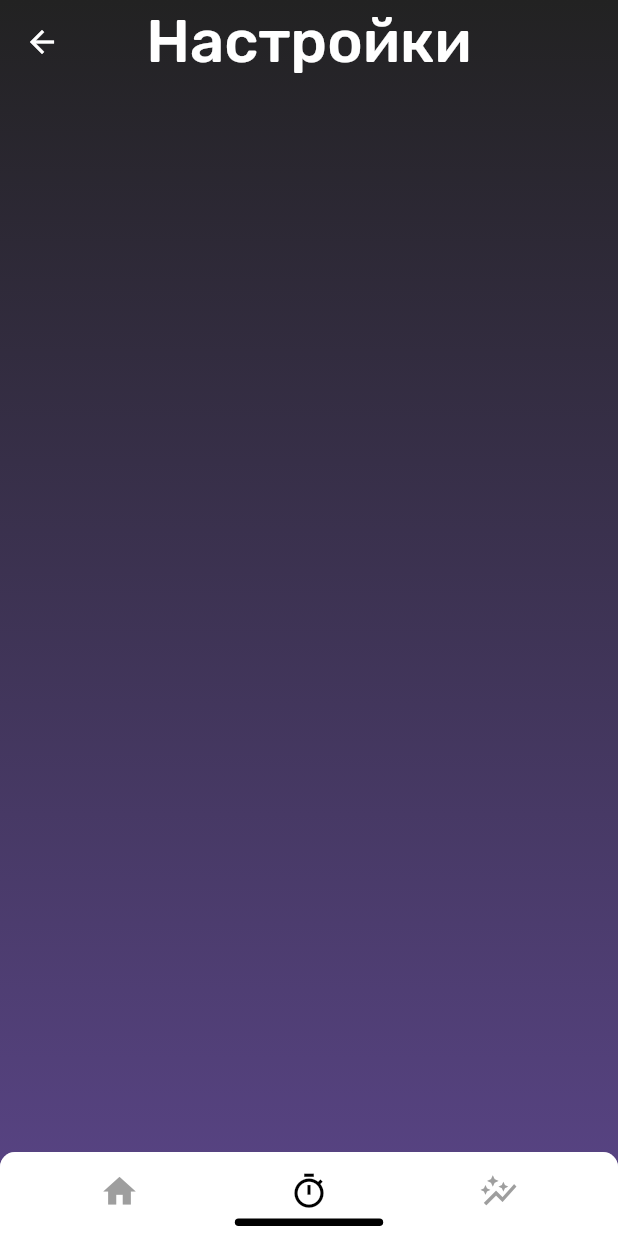
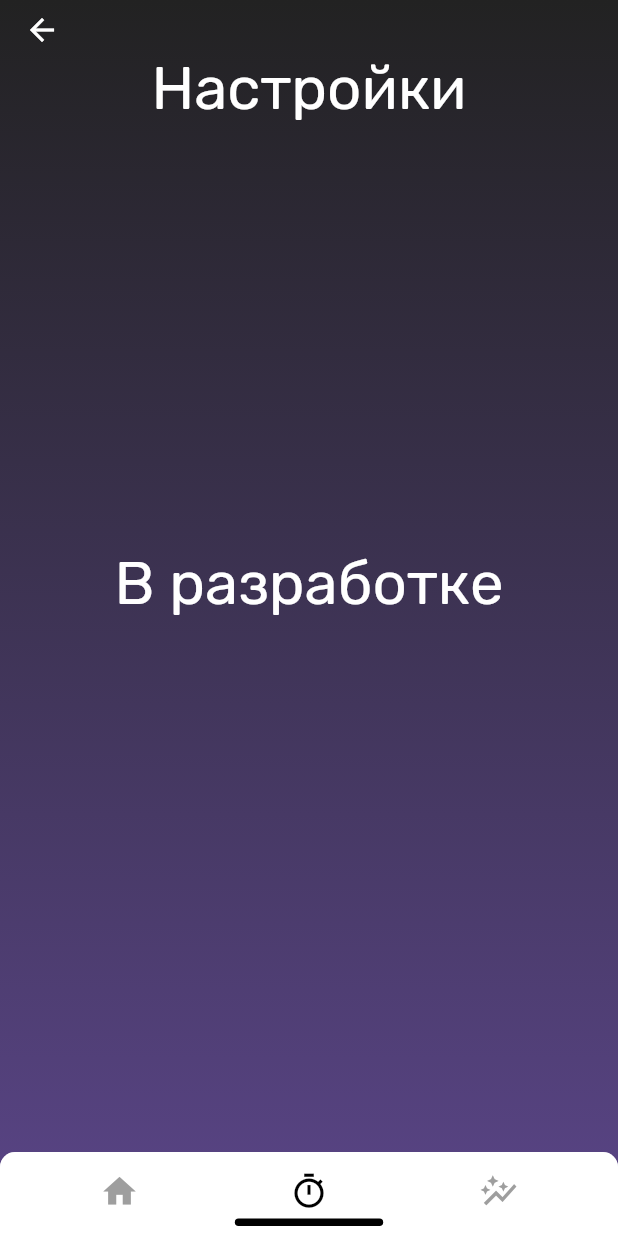
Before and after one commit to Ragnoir1/timer, a Flutter app: the screen it shows after launch, item 2 of the bottom bar chosen, after a tap on the "settings" icon, on a phone screen of 412 x 824 dp. Run offline on Flutter 3.47's test engine with Material 2 defaults, Android fonts, the phone set to English and light mode, and no system bars; our stand-ins replace connectivity_plus, dartx, get, hive, hive_flutter, internet_connection_checker; accounts and stored records are empty; project files that could hold a hidden picture were left out.

```diff
--- a/lib/app/data/data_job.dart
+++ b/lib/app/data/data_job.dart
@@ -2,6 +2,7 @@
 import 'dart:convert';
 
 import 'package:get/get.dart';
+
 import 'package:timer/app/modules/categories/controllers/cash_mixin.dart';
 
 class DataJob {
@@ -37,6 +38,22 @@ class DataJob {
         internet: map['internet'] != null ? map['internet'] as bool : null,
         type: (map["type"] as String?).toJobType());
   }
+
+  DataJob copyWith({
+    String? id,
+    String? label,
+    int? time,
+    bool? internet,
+    JobType? type,
+  }) {
+    return DataJob(
+      id: id ?? this.id,
+      label: label ?? this.label,
+      time: time ?? this.time,
+      internet: internet ?? this.internet,
+      type: type ?? this.type,
+    );
+  }
 }
 
 extension ASD on String? {
--- a/lib/app/modules/categories/controllers/categories_controller.dart
+++ b/lib/app/modules/categories/controllers/categories_controller.dart
@@ -77,7 +77,6 @@ class CategoriesController extends GetxController with CashMixin {
     listSport.value = getDataJob(JobType.sport);
     listHobby.value = getDataJob(JobType.hobby);
     listEducation.value = getDataJob(JobType.education);
-    print(getDataJob(JobType.job));
     Connectivity()
         .onConnectivityChanged
         .listen((ConnectivityResult result) async {
--- a/lib/app/modules/categories/views/categories_view.dart
+++ b/lib/app/modules/categories/views/categories_view.dart
@@ -25,7 +25,7 @@ class CategoriesView extends GetView<CategoriesController> {
   @override
   Widget build(BuildContext context) {
     return SpaceAround(
-      appBar: _appBar("Чему вы хотите\n уделить время?"),
+      appBar: _appBar(context, "Чему вы хотите\n уделить время?"),
       child: Wrap(
         alignment: WrapAlignment.center,
         crossAxisAlignment: WrapCrossAlignment.center,
@@ -75,9 +75,9 @@ class CategoriesView extends GetView<CategoriesController> {
   }
 }
 
-CustomAppBar _appBar(String text) {
+CustomAppBar _appBar(BuildContext context, String text) {
   return CustomAppBar(
-    size: 200,
+    size: MediaQuery.of(context).size.height * 0.2,
     title: Text(
       text,
       textAlign: TextAlign.center,
--- a/lib/app/modules/timer/views/settings_screen.dart
+++ b/lib/app/modules/timer/views/settings_screen.dart
@@ -6,16 +6,14 @@ buildSettings(context) {
     Builder(
       builder: (context) => Scaffold(
         extendBodyBehindAppBar: true,
-          appBar: CustomAppBar(
-            title: Text(
-              "Настройки",
-              style: TextStyle(
-                color: Colors.white,
-                fontSize: 40,
+        appBar: _appBar("Настройки", context),
+        body: SpaceAround(
+          child: Text(
+            "В разработке",
+            style: TextStyle(color: AppColors.textColor, fontSize: 40),
           ),
         ),
       ),
-          body: SpaceAround(),
     ),
-      ));
+  );
 }
--- a/lib/app/modules/timer/views/timer_view.dart
+++ b/lib/app/modules/timer/views/timer_view.dart
@@ -50,15 +50,20 @@ class TimerView extends GetView<TimerController> {
             ),
             preferredSize: Size(Get.width, 160)),
         child: Container(
+          height: 600,
+          // decoration: BoxDecoration(border: Border.all(color: Colors.red)),
           alignment: Alignment.center,
           child: Column(
+            mainAxisAlignment: MainAxisAlignment.spaceAround,
+            children: [
+              Column(
                 children: [
                   Text(
                     controller.dataUsed.value?.label != null
                         ? controller.timerLabel(controller.dataUsed.value!.type)
                         : "",
                     style: textStyle(48),
-              ).paddingOnly(top: 160),
+                  ),
                   Text(
                     controller.dataUsed.value?.label != null
                         ? controller.dataUsed.value!.label!
@@ -66,12 +71,16 @@ class TimerView extends GetView<TimerController> {
                     textAlign: TextAlign.center,
                     style: textStyle(22),
                   ),
-              TimerButton().paddingOnly(top: 90),
+                ],
+              ),
+              TimerButton(),
+              Column(
+                children: [
                   Visibility(
                     child: Text(
                       "Старт",
                       style: textStyle(40),
-                ).paddingOnly(top: 20),
+                    ),
                     visible: controller.dataUsed.value?.label != null &&
                         (TimerController.to.time.value == 0),
                   ),
@@ -101,6 +110,8 @@ class TimerView extends GetView<TimerController> {
                       visible: controller.isVisible),
                 ],
               ),
+            ],
+          ),
         ),
       ),
     );
@@ -112,3 +123,16 @@ TextStyle textStyle(double fontSize) {
     Shadow(offset: Offset(0, 2), color: Color.fromARGB(80, 0, 0, 0))
   ]);
 }
+
+CustomAppBar _appBar(String text, BuildContext context) {
+    return CustomAppBar(
+      size: MediaQuery.of(context).size.height * 0.1,
+      bottom: Text(
+        text,
+        style: TextStyle(
+          fontSize: 40,
+          color: AppColors.textColor,
+        ),
+      ),
+    );
+  }
--- a/lib/app/widgets/custom_appbar.dart
+++ b/lib/app/widgets/custom_appbar.dart
@@ -3,11 +3,13 @@ import 'package:flutter/material.dart';
 
 class CustomAppBar extends StatelessWidget implements PreferredSizeWidget {
   Widget? title;
+  Widget? bottom;
   double size;
   CustomAppBar({
     Key? key,
     this.title,
     this.size = kToolbarHeight,
+    this.bottom,
   }) : super(key: key);
   @override
   Size get preferredSize => Size.fromHeight(size);
@@ -15,11 +17,17 @@ class CustomAppBar extends StatelessWidget implements PreferredSizeWidget {
   @override
   Widget build(BuildContext context) {
     return AppBar(
-      toolbarHeight: size,
+      toolbarHeight: bottom != null ? null : size,
       backgroundColor: const Color(0x00000000),
       elevation: 0,
       title: title,
       centerTitle: true,
+      bottom: bottom != null
+          ? PreferredSize(
+              child: bottom!,
+              preferredSize: preferredSize,
+            )
+          : null,
 
       // leading: IconButton(
       //   icon: Icon(Icons.arrow_back),
--- a/lib/app/widgets/statistic_all_time_widget.dart
+++ b/lib/app/widgets/statistic_all_time_widget.dart
@@ -7,6 +7,7 @@ import 'package:timer/app/widgets/paint/statistic_all_time_paint.dart';
 
 class StatisticAllTimeWidget extends StatelessWidget {
   List<DataJob> list;
+
   StatisticAllTimeWidget({
     Key? key,
     required this.list,
--- a/lib/main.dart
+++ b/lib/main.dart
@@ -1,4 +1,5 @@
 import 'package:flutter/material.dart';
+import 'package:flutter/services.dart';
 
 import 'package:get/get.dart';
 import 'package:hive_flutter/hive_flutter.dart';
@@ -10,6 +11,12 @@ import 'app/routes/app_pages.dart';
 
 final RxBool isDeviceConnected = false.obs;
 void main() async {
+  WidgetsFlutterBinding.ensureInitialized();
+
+  SystemChrome.setPreferredOrientations([
+    DeviceOrientation.portraitUp, // Вертикальная ориентация вверх
+  ]);
+
   await Hive.initFlutter();
   Get.put(TimerController());
   Get.put(CategoriesController());
```
Also changed, not shown: lib/app/modules/categories/views/work_screens.dart (+10 -9 lines), lib/app/modules/statistics/views/statistics_screen.dart (+48 -14 lines), lib/app/modules/statistics/views/statistics_view.dart (+15 -17 lines), lib/app/modules/timer/controllers/timer_controller.dart (+6 -5 lines), lib/app/modules/timer/views/achievements_screen.dart (+6 -8 lines). Lines whose indentation alone changed are shown as unchanged.
